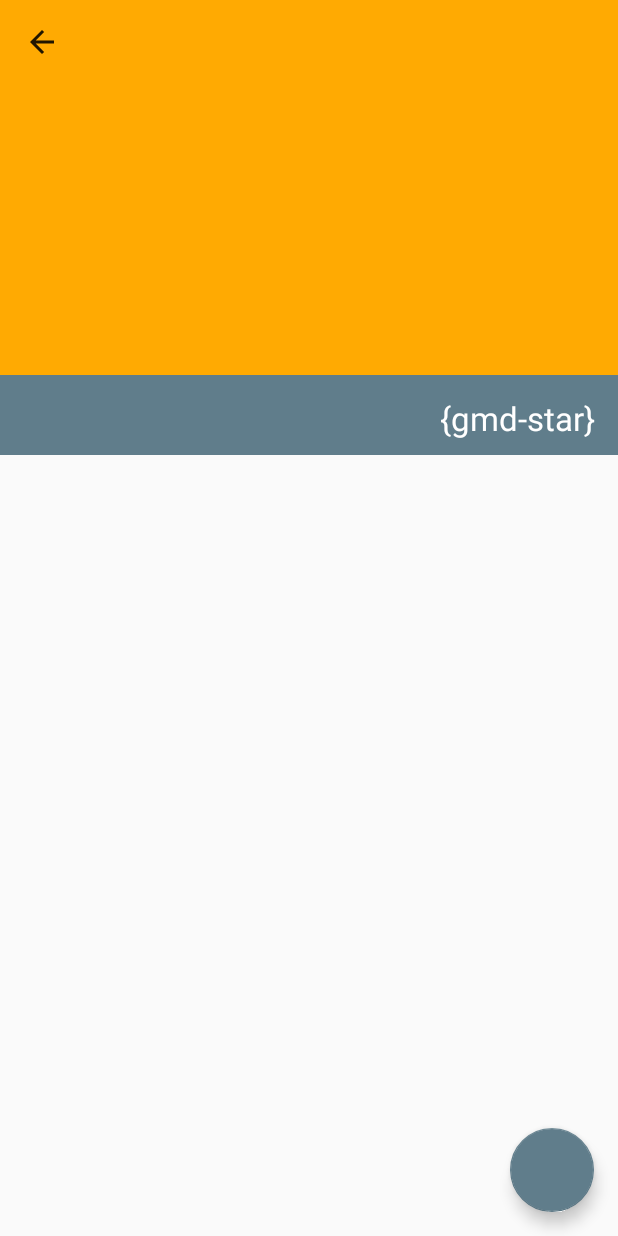
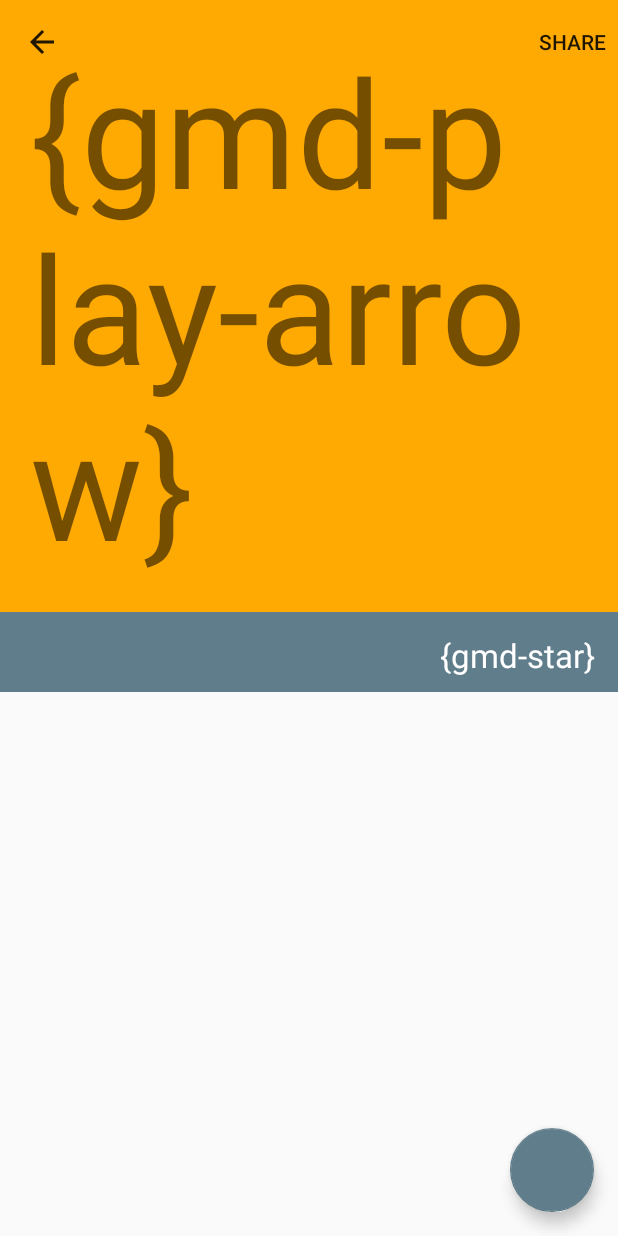
Before and after one commit to adrielcafe/Cinema, an Android app: the MovieActivity screen opened directly, with no data from a screen before it, on a phone screen of 412 x 824 dp. Run offline under Robolectric (Android 15) with nearby library versions, the phone set to English and light mode, and no system bars; our stand-ins replace ButterKnife, EventBus; libraries missing offline, so code that uses them is left out: com.mikepenz.google_material_typeface_library, com.mikepenz.iconics; pictures from the network do not load; 3 statements that could not run were skipped.

Commit message:
Trailer and share

```diff
--- a/app/src/main/java/cafe/adriel/popularmovies/provider/MovieContract.java
+++ b/app/src/main/java/cafe/adriel/popularmovies/provider/MovieContract.java
@@ -30,6 +30,9 @@ public class MovieContract implements ProviGenBaseContract {
     public static final String BACKDROP_URL = "backdropUrl";
 
     @Column(Column.Type.TEXT)
+    public static final String TRAILER_URL = "trailerUrl";
+
+    @Column(Column.Type.TEXT)
     public static final String RELEASE_DATE = "releaseDate";
 
     @Column(Column.Type.REAL)
--- a/app/src/main/java/cafe/adriel/popularmovies/ui/MoviesFragment.java
+++ b/app/src/main/java/cafe/adriel/popularmovies/ui/MoviesFragment.java
@@ -29,7 +29,7 @@ import cafe.adriel.popularmovies.util.MoviesUtil;
 import icepick.Icepick;
 import icepick.State;
 
-public class MoviesFragment extends BaseFragment implements SwipeRefreshLayout.OnRefreshListener, RecyclerItemClickSupport.OnItemClickListener{
+public class MoviesFragment extends BaseFragment implements SwipeRefreshLayout.OnRefreshListener, RecyclerItemClickSupport.OnItemClickListener {
     private static final String ARG_FRAG_TYPE = "fragType";
 
     public enum Type {
--- a/app/src/main/res/layout/activity_movie.xml
+++ b/app/src/main/res/layout/activity_movie.xml
@@ -31,6 +31,15 @@
                 android:layout_width="match_parent"
                 android:layout_height="match_parent"
                 android:src="@color/colorPrimaryTransparent"/>
+
+            <TextView
+                android:id="@+id/trailer"
+                android:layout_width="wrap_content"
+                android:layout_height="wrap_content"
+                android:layout_gravity="center"
+                android:padding="20dp"
+                android:text="{gmd-play-arrow}"
+                android:textSize="100sp"/>
 
             <android.support.v7.widget.Toolbar
                 android:id="@+id/toolbar"
--- /dev/null
+++ b/app/src/main/res/menu/movie.xml
@@ -0,0 +1,11 @@
+<?xml version="1.0" encoding="utf-8"?>
+<menu
+    xmlns:android="http://schemas.android.com/apk/res/android"
+    xmlns:app="http://schemas.android.com/apk/res-auto">
+
+    <item
+        android:id="@+id/share"
+        android:title="@string/share"
+        app:showAsAction="always"/>
+
+</menu>
--- a/app/src/main/res/values/strings.xml
+++ b/app/src/main/res/values/strings.xml
@@ -4,4 +4,5 @@
     <string name="top_rated">Top Rated</string>
     <string name="favorites">Favorites</string>
     <string name="connect_internet">Connect to internet</string>
+    <string name="share">Share</string>
 </resources>
```
Also changed, not shown: app/src/main/java/cafe/adriel/popularmovies/model/Movie.java (+9 -0 lines), app/src/main/java/cafe/adriel/popularmovies/ui/MovieActivity.java (+27 -1 lines), app/src/main/java/cafe/adriel/popularmovies/util/MoviesUtil.java (+30 -3 lines), app/src/main/java/cafe/adriel/popularmovies/util/Util.java (+15 -0 lines).
